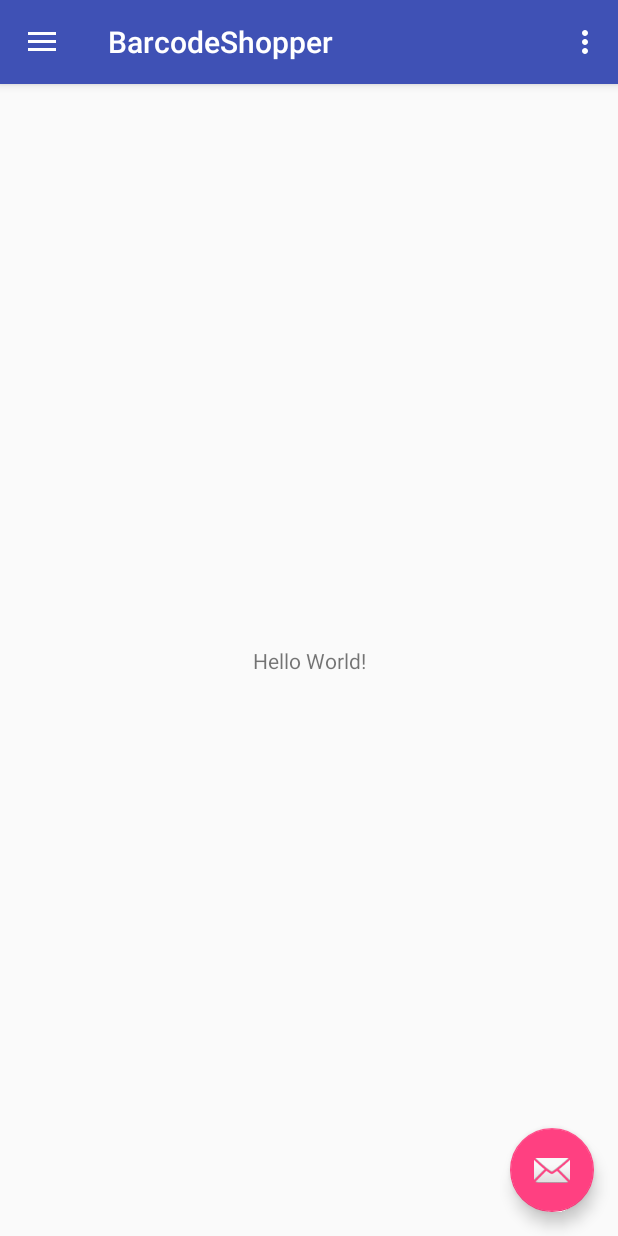
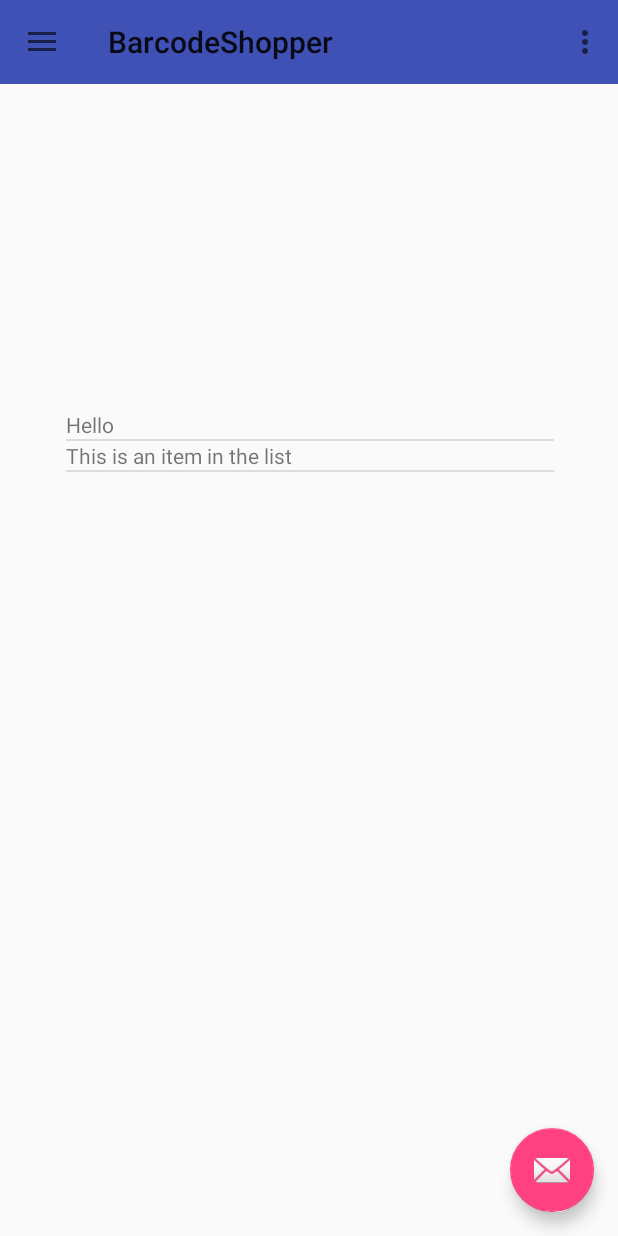
Before and after one commit to cswizard11/BarcodeShopper, an Android app: the screen it shows after launch (MainActivity), on a phone screen of 412 x 824 dp. Run offline under Robolectric (Android 15) with nearby library versions, the phone set to English and light mode, and no system bars.

Commit message:
List view

```diff
--- a/app/src/main/AndroidManifest.xml
+++ b/app/src/main/AndroidManifest.xml
@@ -22,7 +22,7 @@
         <activity
             android:name=".CameraActivity"
             android:label="@string/title_activity_camera"
-            android:theme="@style/AppTheme.NoActionBar"></activity>
+            android:theme="@style/AppTheme.NoActionBar" />
     </application>
 
 </manifest>
--- /dev/null
+++ b/app/src/main/java/com/teamenfuego/barcodeshopper/barcodeshopper/ListAdapter.java
@@ -0,0 +1,33 @@
+package com.teamenfuego.barcodeshopper.barcodeshopper;
+
+import android.content.Context;
+import android.support.annotation.NonNull;
+import android.view.View;
+import android.view.ViewGroup;
+import android.widget.ArrayAdapter;
+import android.widget.TextView;
+
+import java.util.Collection;
+
+/**
+ * Created by natha on 4/21/2017.
+ */
+
+public class ListAdapter extends ArrayAdapter<String>
+{
+    ListAdapter(Context context, Collection<String> items)
+    {
+        super(context,0);
+        addAll(items);
+    }
+
+    @NonNull
+    @Override
+    public View getView(int position, View convertView, ViewGroup parent)
+    {
+        String item_position = getItem(position);
+        TextView item = new TextView(getContext());
+        item.setText(item_position);
+        return item;
+    }
+}
--- a/app/src/main/java/com/teamenfuego/barcodeshopper/barcodeshopper/MainActivity.java
+++ b/app/src/main/java/com/teamenfuego/barcodeshopper/barcodeshopper/MainActivity.java
@@ -13,10 +13,13 @@
 import android.support.v7.widget.Toolbar;
 import android.view.Menu;
 import android.view.MenuItem;
+import android.widget.ListView;
 
-public class MainActivity extends AppCompatActivity
-        implements NavigationView.OnNavigationItemSelectedListener {
+import java.util.ArrayList;
 
+public class MainActivity extends AppCompatActivity implements NavigationView.OnNavigationItemSelectedListener {
+
+    ArrayList<String> myItemList = new ArrayList<String>();
     @Override
     protected void onCreate(Bundle savedInstanceState) {
         super.onCreate(savedInstanceState);
@@ -42,6 +45,13 @@
 
         NavigationView navigationView = (NavigationView) findViewById(R.id.nav_view);
         navigationView.setNavigationItemSelectedListener(this);
+
+        myItemList.add("Hello");
+        myItemList.add("This is an item in the list");
+
+        ListView itemListView = (ListView)findViewById(R.id.item_list);
+        ListAdapter itemAdapter = new ListAdapter(this, myItemList);
+        itemListView.setAdapter(itemAdapter);
     }
 
     @Override
--- a/app/src/main/res/layout/app_bar_main.xml
+++ b/app/src/main/res/layout/app_bar_main.xml
@@ -11,13 +11,6 @@
         android:layout_height="wrap_content"
         android:theme="@style/AppTheme.AppBarOverlay">
 
-        <android.support.v7.widget.Toolbar
-            android:id="@+id/toolbar"
-            android:layout_width="match_parent"
-            android:layout_height="?attr/actionBarSize"
-            android:background="?attr/colorPrimary"
-            app:popupTheme="@style/AppTheme.PopupOverlay" />
-
     </android.support.design.widget.AppBarLayout>
 
     <include layout="@layout/content_main" />
@@ -30,4 +23,11 @@
         android:layout_margin="@dimen/fab_margin"
         app:srcCompat="@android:drawable/ic_dialog_email" />
 
+    <android.support.v7.widget.Toolbar
+        android:id="@+id/toolbar"
+        android:layout_width="match_parent"
+        android:layout_height="?attr/actionBarSize"
+        android:background="?attr/colorPrimary"
+        app:popupTheme="@style/AppTheme.PopupOverlay" />
+
 </android.support.design.widget.CoordinatorLayout>
--- a/app/src/main/res/layout/content_main.xml
+++ b/app/src/main/res/layout/content_main.xml
@@ -8,13 +8,18 @@
     tools:context="com.teamenfuego.barcodeshopper.barcodeshopper.MainActivity"
     tools:showIn="@layout/app_bar_main">
 
-    <TextView
-        android:layout_width="wrap_content"
-        android:layout_height="wrap_content"
-        android:text="Hello World!"
+    <ListView
+        android:id="@+id/item_list"
+        android:layout_width="325dp"
+        android:layout_height="428dp"
+        android:layout_marginBottom="8dp"
+        android:layout_marginLeft="8dp"
+        android:layout_marginRight="8dp"
+        android:layout_marginTop="8dp"
         app:layout_constraintBottom_toBottomOf="parent"
+        app:layout_constraintHorizontal_bias="0.511"
         app:layout_constraintLeft_toLeftOf="parent"
         app:layout_constraintRight_toRightOf="parent"
-        app:layout_constraintTop_toTopOf="parent" />
-
+        app:layout_constraintTop_toTopOf="parent"
+        app:layout_constraintVertical_bias="0.699" />
 </android.support.constraint.ConstraintLayout>
```
Also changed, not shown: app/src/main/java/com/teamenfuego/barcodeshopper/barcodeshopper/List.java (added, +18 -0 lines), app/src/main/res/layout/content_camera.xml (deleted, +0 -11 lines).
